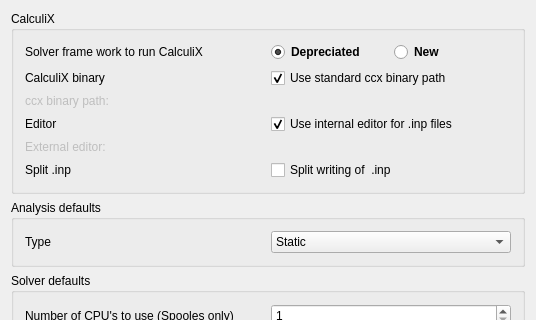
The window that src/Mod/Fem/Gui/DlgSettingsFemCcx.ui (berndhahnebach/FreeCAD_sf_master) describes before a commit, drawn with Qt 5; both pictures show x 0 to 536 and y 0 to 320 of the 536 by 722 pixel window.
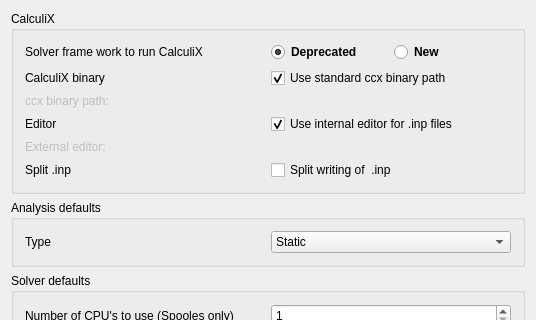
The same window after the commit. Icons and pictures are not drawn. Custom widgets are drawn as their Qt base class.

Commit message: FEM: typo in ccx pref gui

Diff of the .ui file:
```diff
--- a/src/Mod/Fem/Gui/DlgSettingsFemCcx.ui
+++ b/src/Mod/Fem/Gui/DlgSettingsFemCcx.ui
@@ -214,7 +214,7 @@
                <string>sdfsdfsdfds</string>
               </property>
               <property name="text">
-               <string>Depreciated</string>
+               <string>Deprecated</string>
               </property>
               <property name="checked">
                <bool>true</bool>
```
